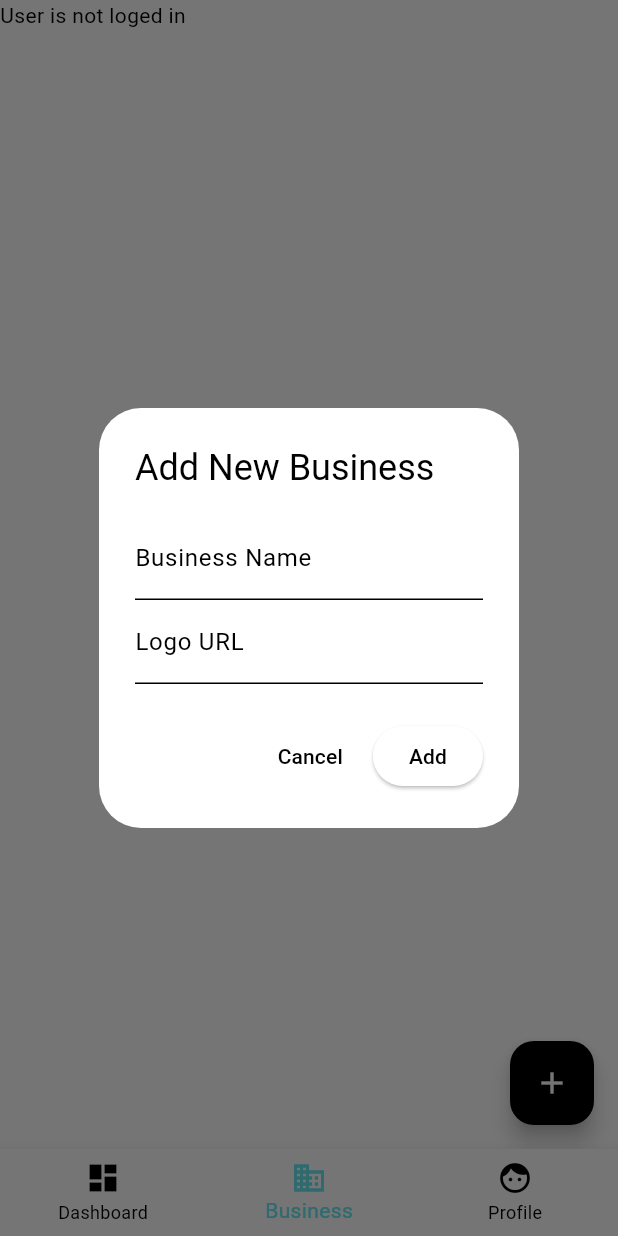
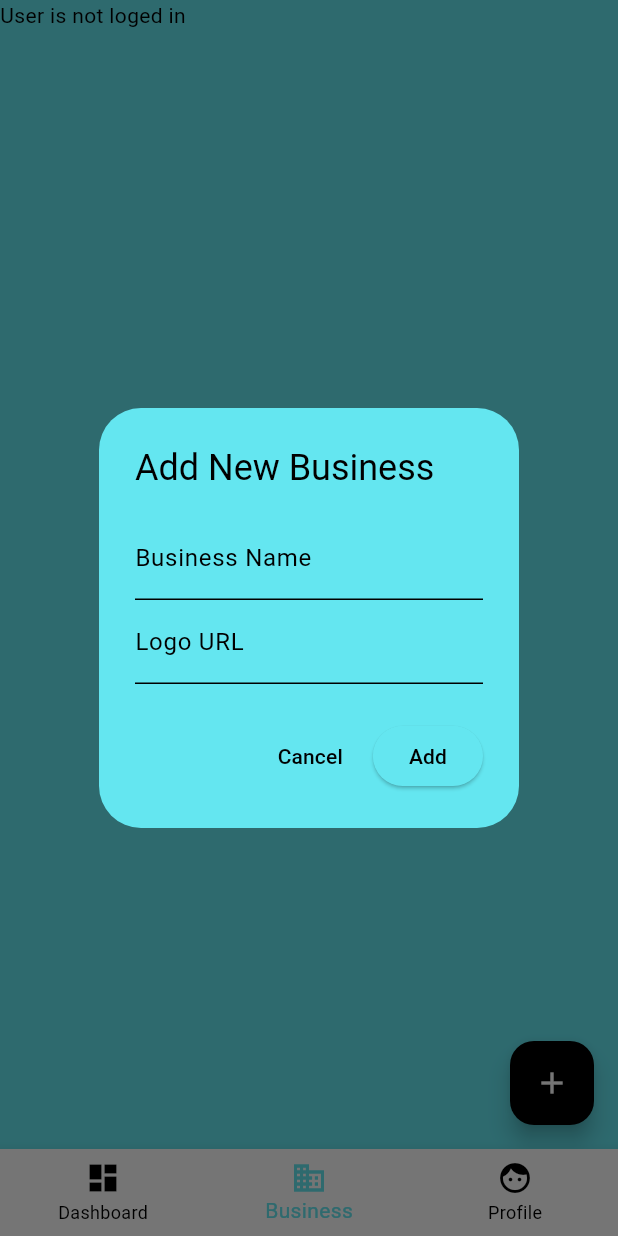
Before and after one commit to Rashedujjaman/revtrack, a Flutter app: the MainNavigationScreen screen opened directly, item 2 of the bottom bar chosen, after a tap on the "add" icon, on a phone screen of 412 x 824 dp. Run offline on Flutter 3.47's test engine with Material 3 defaults, Android fonts, the phone set to English and light mode, and no system bars; our stand-ins replace cached_network_image, cloud_firestore, firebase_auth, firebase_core, syncfusion_flutter_charts; accounts and stored records are empty; network calls fail.

Commit message:
Flutter Upgrade

```diff
--- a/lib/screens/dashboard_screen.dart
+++ b/lib/screens/dashboard_screen.dart
@@ -52,8 +52,8 @@ class _DashboardScreenState extends State<DashboardScreen> {
                           ),
                           color: Theme.of(context).colorScheme.tertiary,
                         ),
-                        child: Center(
-                          child: const CircleAvatar(
+                        child: const Center(
+                          child: CircleAvatar(
                             radius: 40,
                             backgroundColor:
                                 Color(0xFF62BDBD), // Avatar background color
@@ -76,8 +76,8 @@ class _DashboardScreenState extends State<DashboardScreen> {
                           ),
                           color: Theme.of(context).colorScheme.tertiary,
                         ),
-                        child: Center(
-                          child: const CircleAvatar(
+                        child: const Center(
+                          child: CircleAvatar(
                             radius: 40,
                             backgroundColor:
                                 Color(0xFF62BDBD), // Avatar background color
@@ -104,8 +104,8 @@ class _DashboardScreenState extends State<DashboardScreen> {
                 ),
                 color: Theme.of(context).colorScheme.tertiary,
               ),
-              child: Center(
-                child: const CircleAvatar(
+              child: const Center(
+                child: CircleAvatar(
                   radius: 50,
                   backgroundColor: Color(0xFF62BDBD), // Avatar background color
                   child: CircleAvatar(
@@ -119,11 +119,11 @@ class _DashboardScreenState extends State<DashboardScreen> {
             ),
             //Initialize the chart widget
             SfCartesianChart(
-              primaryXAxis: CategoryAxis(),
+              primaryXAxis: const CategoryAxis(),
               // Chart title
-              title: ChartTitle(text: 'Half yearly sales analysis'),
+              title: const ChartTitle(text: 'Half yearly sales analysis'),
               // Enable legend
-              legend: Legend(isVisible: true),
+              legend: const Legend(isVisible: true),
               // Enable tooltip
               tooltipBehavior: TooltipBehavior(enable: true),
               series: <CartesianSeries<_SalesData, String>>[
@@ -133,7 +133,7 @@ class _DashboardScreenState extends State<DashboardScreen> {
                   yValueMapper: (_SalesData sales, _) => sales.sales,
                   name: 'Sales',
                   // Enable data label
-                  dataLabelSettings: DataLabelSettings(isVisible: true),
+                  dataLabelSettings: const DataLabelSettings(isVisible: true),
                 ),
               ],
             ),
@@ -143,11 +143,11 @@ class _DashboardScreenState extends State<DashboardScreen> {
                 //Initialize the spark charts widget
                 child: SfSparkLineChart.custom(
                   //Enable the trackball
-                  trackball: SparkChartTrackball(
+                  trackball: const SparkChartTrackball(
                     activationMode: SparkChartActivationMode.tap,
                   ),
                   //Enable marker
-                  marker: SparkChartMarker(
+                  marker: const SparkChartMarker(
                     displayMode: SparkChartMarkerDisplayMode.all,
                   ),
                   //Enable data label
--- a/lib/screens/main_navigation_screen.dart
+++ b/lib/screens/main_navigation_screen.dart
@@ -14,9 +14,9 @@ class _MainNavigationScreenState extends State<MainNavigationScreen> {
   int _selectedIndex = 0;
 
   final List<Widget> _screens = [
-    DashboardScreen(),
-    BusinessScreen(),
-    ProfileScreen(),
+    const DashboardScreen(),
+    const BusinessScreen(),
+    const ProfileScreen(),
   ];
 
   void _onItemTapped(int index) {
@@ -26,7 +26,7 @@ class _MainNavigationScreenState extends State<MainNavigationScreen> {
   @override
   Widget build(BuildContext context) {
     return Scaffold(
-      backgroundColor: Theme.of(context).colorScheme.background,
+      backgroundColor: Theme.of(context).colorScheme.surface,
       body: SafeArea(
         child: _screens[_selectedIndex],
       ),
@@ -48,7 +48,7 @@ class _MainNavigationScreenState extends State<MainNavigationScreen> {
       bottomNavigationBar: BottomNavigationBar(
         backgroundColor: Theme.of(context).colorScheme.inversePrimary,
         unselectedItemColor: Theme.of(context).colorScheme.primary,
-        selectedItemColor: Theme.of(context).colorScheme.background,
+        selectedItemColor: Theme.of(context).colorScheme.surface,
         currentIndex: _selectedIndex,
         onTap: _onItemTapped,
         items: const [
--- a/lib/theme/theme.dart
+++ b/lib/theme/theme.dart
@@ -3,21 +3,21 @@ import 'package:flutter/material.dart';
 ThemeData lightMode = ThemeData(
     brightness: Brightness.light,
     colorScheme: ColorScheme.light(
-      background: Color(0xFF64E6F0),
+      surface: const Color(0xFF64E6F0),
       inversePrimary: Colors.white,
       primary: Colors.black,
       secondary: Colors.grey,
       tertiary: Colors.amber,
-      surfaceVariant: Colors.grey[300]!,
+      surfaceContainerHighest: Colors.grey[300]!,
     ));
 
 ThemeData darkMode = ThemeData(
     brightness: Brightness.dark,
     colorScheme: ColorScheme.dark(
-      background: Colors.black,
-      inversePrimary: Color(0xFF64E6F0),
+      surface: Colors.black,
+      inversePrimary: const Color(0xFF64E6F0),
       primary: Colors.white,
       secondary: Colors.grey,
       tertiary: Colors.amber,
-      surfaceVariant: Colors.grey[700]!,
+      surfaceContainerHighest: Colors.grey[700]!,
     ));
--- a/lib/widgets/custom_text_form_field.dart
+++ b/lib/widgets/custom_text_form_field.dart
@@ -37,7 +37,9 @@ class CustomTextFormField extends StatelessWidget {
         filled: filled,
         fillColor: Theme.of(context).colorScheme.brightness == Brightness.light
             ? Colors.white
-            : Theme.of(context).colorScheme.secondary.withOpacity(.5),
+            : Theme.of(context).colorScheme.secondary.withValues(
+                  alpha: 200,
+                ),
         border: const OutlineInputBorder(),
         floatingLabelBehavior: floatingLabelBehavior,
         floatingLabelAlignment: FloatingLabelAlignment.start,
--- a/pubspec.yaml
+++ b/pubspec.yaml
@@ -37,7 +37,8 @@ dependencies:
   cupertino_icons: ^1.0.2
   firebase_core: ^2.27.0
   cached_network_image: ^3.3.1
-  provider:
+  provider: ^6.1.5
+  path_provider: ^2.1.5
   firebase_storage: ^11.6.9
   firebase_auth: ^4.5.0
   cloud_firestore: ^4.4.0
```
Also changed, not shown: lib/main.dart (+6 -5 lines), lib/screens/business_screen.dart (+12 -5 lines), lib/screens/login_screen.dart (+1 -7 lines), lib/services/snackbar_service.dart (+4 -4 lines), pubspec.lock, 152 other files.
